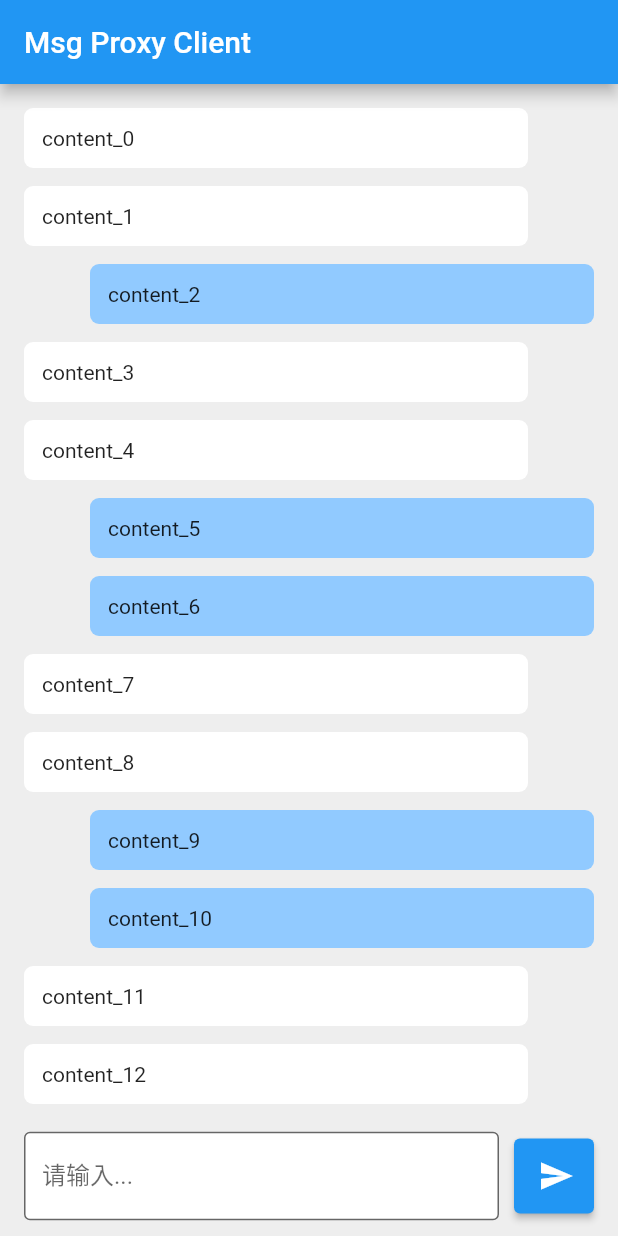
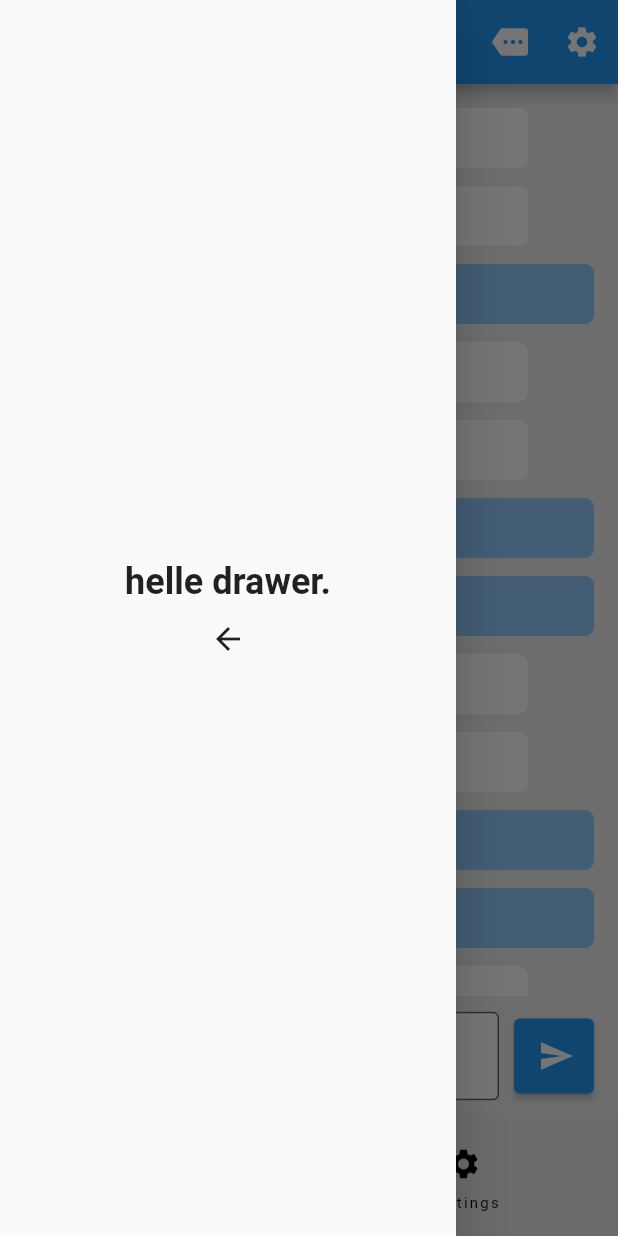
Before and after one commit to Black-Jacki/io-socket, a Flutter app: the screen it shows after launch, with the side drawer open (before the commit the screen has no drawer), on a phone screen of 412 x 824 dp. Run offline on Flutter 3.47's test engine with Material 2 defaults, Android fonts, the phone set to English and light mode, and no system bars.

Commit message:
界面测试

```diff
--- a/socket/msg_proxy_client/lib/pages/home/view.dart
+++ b/socket/msg_proxy_client/lib/pages/home/view.dart
@@ -16,14 +16,42 @@ class MyHomePage extends StatefulWidget {
 
 class _MyHomePageState extends State<MyHomePage> {
   final TextEditingController msgEditController = TextEditingController();
+  final GlobalKey<ScaffoldState> _scaffoldKey = GlobalKey<ScaffoldState>();
+  int selectedIndex = 0;
 
   @override
   Widget build(BuildContext context) {
     return Scaffold(
+      key: _scaffoldKey,
       appBar: AppBar(
         title: Text(widget.title),
+        leading: DrawerButton(
+          onPressed: () => _scaffoldKey.currentState?.openDrawer(),
+        ),
+        actions: [
+          IconButton(onPressed: () {}, icon: const Icon(Icons.more)),
+          IconButton(onPressed: () {}, icon: const Icon(Icons.settings)),
+        ],
       ),
       backgroundColor: const Color(0xffeeeeee),
+      drawer: Drawer(
+        child: Column(
+          mainAxisAlignment: MainAxisAlignment.center,
+          crossAxisAlignment: CrossAxisAlignment.center,
+          children: [
+            const Text(
+              "helle drawer.",
+              style: TextStyle(
+                fontSize: 24,
+                fontWeight: FontWeight.bold,
+              ),
+            ),
+            BackButton(
+              onPressed: () => _scaffoldKey.currentState?.closeDrawer(),
+            ),
+          ],
+        ),
+      ),
       body: Column(
         children: [
           Expanded(
@@ -31,7 +59,8 @@ class _MyHomePageState extends State<MyHomePage> {
               padding: const EdgeInsets.all(10),
               children: [
                 ...widget.messages.map(
-                    (e) => ListItem(content: e.content, isOwner: e.isOwner))
+                  (e) => ListItem(content: e.content, isOwner: e.isOwner),
+                ),
               ],
             ),
           ),
@@ -75,6 +104,16 @@ class _MyHomePageState extends State<MyHomePage> {
           ),
         ],
       ),
+      bottomNavigationBar: NavigationBar(
+        destinations: const [
+          NavigationDestination(icon: Icon(Icons.home), label: "Home"),
+          NavigationDestination(icon: Icon(Icons.settings), label: "Settings"),
+        ],
+        selectedIndex: selectedIndex,
+        onDestinationSelected: (v) => setState(() {
+          selectedIndex = v;
+        }),
+      ),
     );
   }
 }
```
Also changed, not shown: 4 other files.
